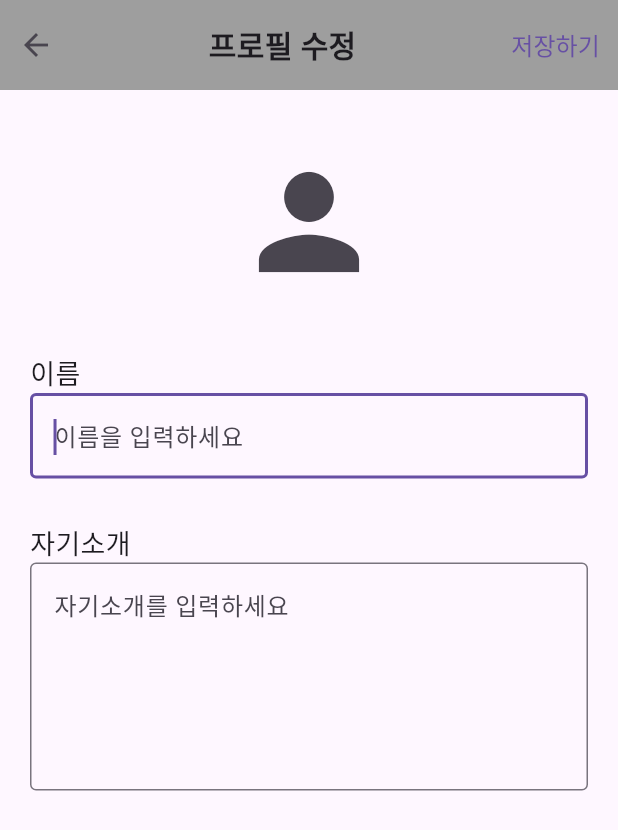
After one commit to Dream-no24/hanzzan, a Flutter app: the ProfileEditScreen screen opened directly, on a phone screen of 412 x 824 dp. The commit adds this screen. Shown: the top 830 px of the screen. Run offline on Flutter 3.47's test engine with Material 3 defaults, Android fonts, the phone set to English and light mode, and no system bars.

Commit message:
프로필 수정 화면 및 모임 참가 화면 하드코딩 완료. 모임 참가 화면은 화면이동 구현 못함. 뒤로가기는 구현 했음.

```diff
--- a/lib/main.dart
+++ b/lib/main.dart
@@ -1,4 +1,6 @@
 import 'package:flutter/material.dart';
+import 'package:hanzzan/mainScreenDir/profile_edit_screen.dart';
+import 'package:hanzzan/mainScreenDir/room_screen.dart';
 import 'mainScreenDir/main_screen.dart';
 import 'mainScreenDir/profile_screen.dart';
 
@@ -10,8 +12,8 @@ class MyApp extends StatelessWidget {
   @override
   Widget build(BuildContext context) {
     return MaterialApp(
-      home: MainScreen(),
-      // home: ProfileScreen(), // 프로필 화면을 보기 위한 코드 변경
+      //home: MainScreen(),
+      home: MainScreen()
 
     );
   }
--- /dev/null
+++ b/lib/mainScreenDir/profile_edit_screen.dart
@@ -0,0 +1,118 @@
+// 사용자의 프로필을 수정하는 클래스 입니다.
+
+import 'package:flutter/material.dart';
+import 'package:hanzzan/mainScreenDir/main_screen.dart';
+
+class ProfileEditScreen extends StatelessWidget {
+  @override
+  Widget build(BuildContext context) {
+    return Scaffold(
+      body: GestureDetector(
+        onTap: () {
+          FocusScope.of(context).unfocus();
+        },
+        child: SingleChildScrollView(
+          child: Column(
+            children: [
+              // 상단 바: 뒤로가기 버튼, 화면의 이름, 저장하기 버튼을 포함.
+              Container(
+                height: 60,
+                color: Colors.grey,
+                child: Row(
+                  mainAxisAlignment: MainAxisAlignment.spaceBetween,
+                  children: [
+                    // 뒤로가기 버튼: 변경 중인 내용을 취소하고 프로필 화면으로 돌아감
+                    IconButton(
+                      icon: Icon(Icons.arrow_back),
+                      onPressed: () {
+                        Navigator.pop(context);
+                      },
+                    ),
+                    // 화면의 이름
+                    Text(
+                      '프로필 수정',
+                      style: TextStyle(fontSize: 20, fontWeight: FontWeight.bold),
+                    ),
+                    // 저장하기 버튼: 수정한 내용을 저장하고 프로필 화면으로 돌아감
+                    TextButton(
+                      onPressed: () {
+                        Navigator.pop(context);
+                        // 저장하기 기능은 나중에 구현
+                      },
+                      child: Text(
+                        '저장하기',
+                        style: TextStyle(fontSize: 16),
+                      ),
+                    ),
+                  ],
+                ),
+              ),
+
+              SizedBox(height: 30),
+              // 프로필 사진 변경 버튼
+              Container(
+                alignment: Alignment.topCenter,
+                child: IconButton(
+                  icon: Icon(
+                    Icons.person,
+                    size: 100,
+                  ),
+                  onPressed: () {}, // 프로필 사진 변경 기능은 나중에 구현
+                ),
+              ),
+
+              SizedBox(height: 30),
+              // 사용자 이름 변경 칸
+              Container(
+                padding: EdgeInsets.symmetric(horizontal: 20),
+                child: Column(
+                  crossAxisAlignment: CrossAxisAlignment.start,
+                  children: [
+                    Text(
+                      '이름',
+                      style: TextStyle(fontSize: 18),
+                    ),
+                    // 이름 입력창
+                    TextField(
+                      keyboardType: TextInputType.text,
+                      autofocus: true,
+                      decoration: InputDecoration(
+                        border: OutlineInputBorder(),
+                        hintText: '이름을 입력하세요',
+                      ),
+                    ),
+                  ],
+                ),
+              ),
+
+              SizedBox(height: 30),
+              // 자기소개 입력칸
+              Container(
+                padding: EdgeInsets.symmetric(horizontal: 20),
+                child: Column(
+                  crossAxisAlignment: CrossAxisAlignment.start,
+                  children: [
+                    Text(
+                      '자기소개',
+                      style: TextStyle(fontSize: 18),
+                    ),
+                    // 자기소개 입력창
+                    TextField(
+                      keyboardType: TextInputType.text,
+                      maxLines: 5,
+                      autofocus: true,
+                      decoration: InputDecoration(
+                        border: OutlineInputBorder(),
+                        hintText: '자기소개를 입력하세요',
+                      ),
+                    ),
+                  ],
+                ),
+              ),
+            ],
+          ),
+        ),
+      ),
+    );
+  }
+}
```
Also changed, not shown: lib/mainScreenDir/profile_screen.dart (+7 -1 lines), lib/mainScreenDir/room_screen.dart (added, +101 -0 lines).
